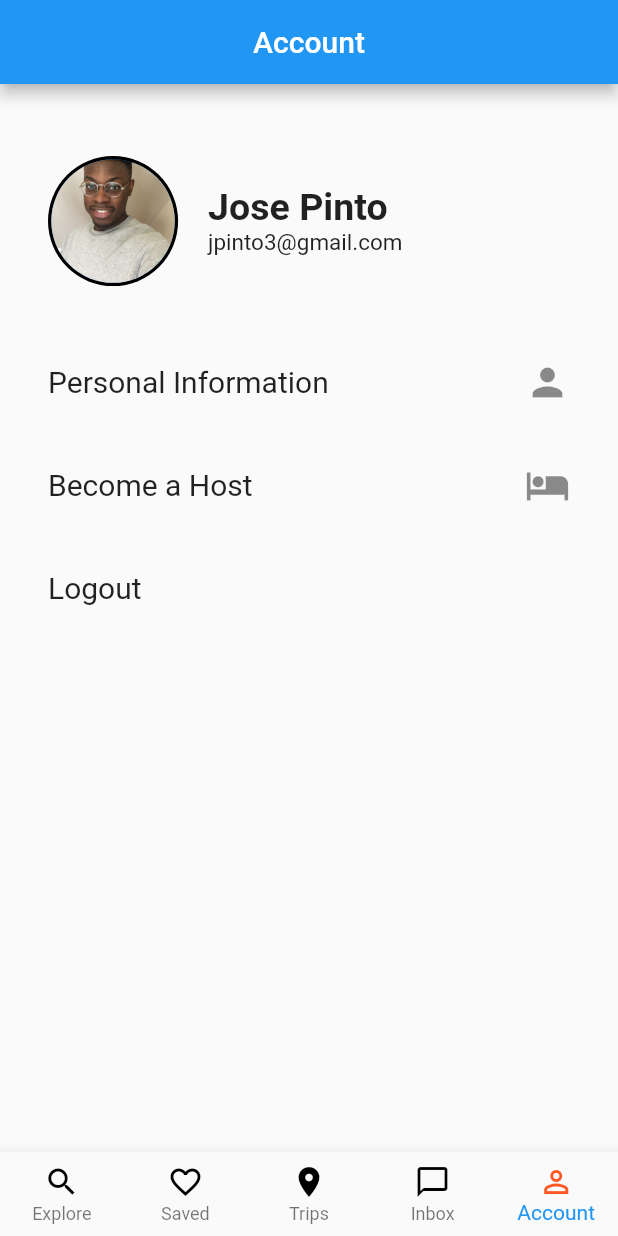
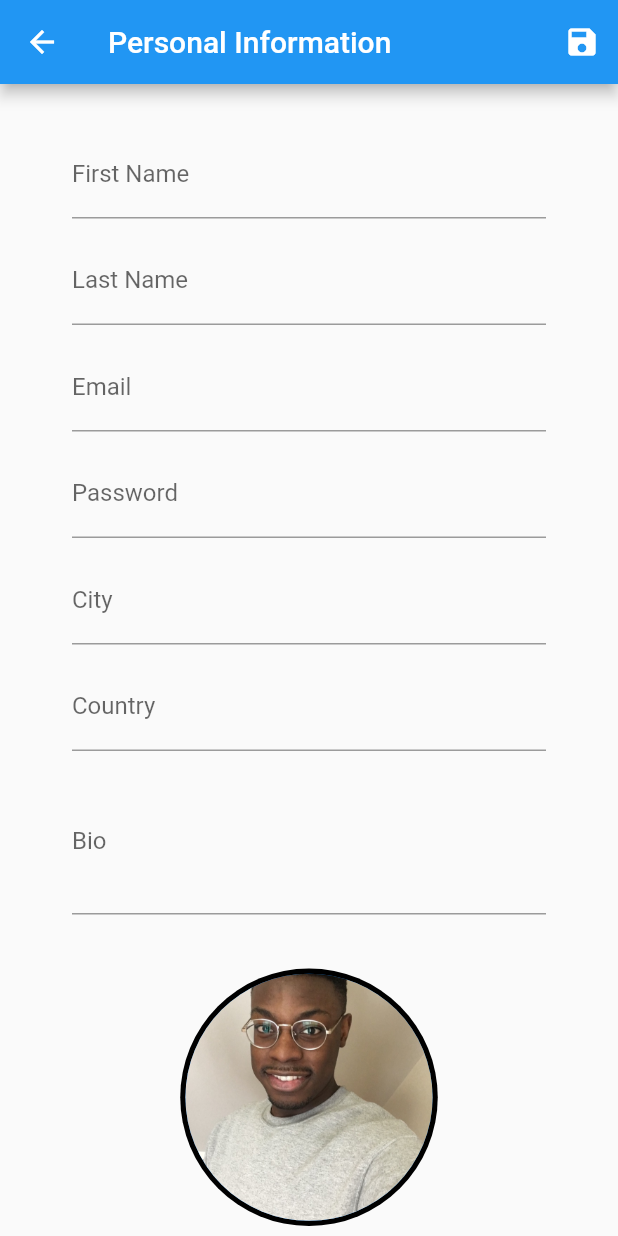
Before and after one commit to Wallruzz9114/hotel_hunters, a Flutter app: the RootScreen screen opened by its route, item 5 of the bottom bar chosen, after a tap on "Personal Information", on a phone screen of 412 x 824 dp. Run offline on Flutter 3.47's test engine with Material 2 defaults, Android fonts, the phone set to English and light mode, and no system bars; drawn by our look-alikes of auto_size_text.

Commit message:
Added personal info screen

```diff
--- a/lib/main.dart
+++ b/lib/main.dart
@@ -1,5 +1,6 @@
 import 'package:flutter/material.dart';
 import 'screens/login_screen.dart';
+import 'screens/personal_info_screen.dart';
 import 'screens/root_screen.dart';
 import 'screens/sign_up_screen.dart';
 import 'screens/slpash_screen.dart';
@@ -16,6 +17,7 @@ class App extends StatelessWidget {
         LoginScreen.routeName: (BuildContext context) => LoginScreen(),
         SignUpScreen.routeName: (BuildContext context) => SignUpScreen(),
         RootScreen.routeName: (BuildContext context) => RootScreen(),
+        PersonalInfoScreen.routeName: (BuildContext context) => PersonalInfoScreen(),
       },
     );
   }
--- a/lib/screens/account_screen.dart
+++ b/lib/screens/account_screen.dart
@@ -2,6 +2,7 @@ import 'package:auto_size_text/auto_size_text.dart';
 import 'package:flutter/material.dart';
 import '../components/tiles/account_screen_list_tile.dart';
 import '../screens/login_screen.dart';
+import '../screens/personal_info_screen.dart';
 
 class AccountScreen extends StatefulWidget {
 
@@ -14,6 +15,10 @@ class _AccountScreenState extends State<AccountScreen> {
 
   void _logout() {
     Navigator.pushNamed(context, LoginScreen.routeName);
+  }
+
+  void _showPersonalInfoScreen() {
+    Navigator.pushNamed(context, PersonalInfoScreen.routeName);
   }
 
   @override
@@ -68,7 +73,7 @@ class _AccountScreenState extends State<AccountScreen> {
           children: <MaterialButton>[
             MaterialButton(
               height: MediaQuery.of(context).size.height / 12,
-              onPressed: () {},
+              onPressed: _showPersonalInfoScreen,
               child: AccountScreenListTile(
                 text: 'Personal Information',
                 iconData: Icons.person,
--- /dev/null
+++ b/lib/screens/personal_info_screen.dart
@@ -0,0 +1,147 @@
+import 'package:flutter/material.dart';
+import '../components/text/app_bar_text.dart';
+import '../screens/root_screen.dart';
+
+class PersonalInfoScreen extends StatefulWidget {
+
+  static const String routeName = '/personal';
+
+  @override
+  _PersonalInfoScreenState createState() => _PersonalInfoScreenState();
+
+}
+
+class _PersonalInfoScreenState extends State<PersonalInfoScreen> {
+
+  void _updateInfo() {
+    Navigator.pushNamed(context, RootScreen.routeName);
+  }
+
+  @override
+  Scaffold build(BuildContext context) => Scaffold(
+    appBar: AppBar(
+      title: const AppBarText(text: 'Personal Information'),
+      actions: <Widget>[
+        IconButton(
+          icon: Icon(
+            Icons.save,
+            color: Colors.white,
+          ),
+          onPressed: _updateInfo,
+        ),
+      ],
+    ),
+    body: Center(
+      child: SingleChildScrollView(
+        child: Padding(
+          padding: const EdgeInsets.fromLTRB(48.0, 0, 48.0, 0),
+          child: Column(
+            mainAxisAlignment: MainAxisAlignment.center,
+            children: <Widget>[
+              Form(
+                child: Column(
+                  children: <Padding>[
+                    Padding(
+                      padding: const EdgeInsets.only(top: 24.0),
+                      child: TextFormField(
+                        decoration: InputDecoration(
+                          labelText: 'First Name'
+                        ),
+                        style: const TextStyle(
+                          fontSize: 16.0
+                        ),
+                      ),
+                    ),
+                    Padding(
+                      padding: const EdgeInsets.only(top: 12.0),
+                      child: TextFormField(
+                        decoration: InputDecoration(
+                          labelText: 'Last Name'
+                        ),
+                        style: const TextStyle(
+                          fontSize: 16.0
+                        ),
+                      ),
+                    ),
+                    Padding(
+                      padding: const EdgeInsets.only(top: 12.0),
+                      child: TextFormField(
+                        decoration: InputDecoration(
+                          labelText: 'Email'
+                        ),
+                        style: const TextStyle(
+                          fontSize: 16.0
+                        ),
+                      ),
+                    ),
+                    Padding(
+                      padding: const EdgeInsets.only(top: 12.0),
+                      child: TextFormField(
+                        decoration: InputDecoration(
+                          labelText: 'Password'
+                        ),
+                        style: const TextStyle(
+                          fontSize: 16.0
+                        ),
+                      ),
+                    ),
+                    Padding(
+                      padding: const EdgeInsets.only(top: 12.0),
+                      child: TextFormField(
+                        decoration: InputDecoration(
+                          labelText: 'City'
+                        ),
+                        style: const TextStyle(
+                          fontSize: 16.0
+                        ),
+                      ),
+                    ),
+                    Padding(
+                      padding: const EdgeInsets.only(top: 12.0),
+                      child: TextFormField(
+                        decoration: InputDecoration(
+                          labelText: 'Country'
+                        ),
+                        style: const TextStyle(
+                          fontSize: 16.0
+                        ),
+                      ),
+                    ),
+                    Padding(
+                      padding: const EdgeInsets.only(top: 12.0),
+                      child: TextFormField(
+                        decoration: InputDecoration(
+                          labelText: 'Bio'
+                        ),
+                        style: const TextStyle(
+                          fontSize: 16.0
+                        ),
+                        maxLines: 3,
+                      ),
+                    ),
+                  ],
+                ),
+              ),
+              Padding(
+                padding: const EdgeInsets.only(top: 36.0),
+                child: MaterialButton(
+                  onPressed: () {},
+                  child: CircleAvatar(
+                    backgroundColor: Colors.black,
+                    radius: MediaQuery.of(context).size.width / 4.8,
+                    child: CircleAvatar(
+                      backgroundImage: const AssetImage('assets/images/profile.jpeg'),
+                      radius: MediaQuery.of(context).size.width / 5,
+                    ),
+                  ),
+                ),
+              ),
+            ],
+          ),
+        ),
+      ),
+    ),
+  );
+
+
+}
--- a/lib/screens/root_screen.dart
+++ b/lib/screens/root_screen.dart
@@ -58,7 +58,7 @@ class _RootScreenState extends State<RootScreen> {
         _buildNavigationItem(0, Icons.search, _screenTitles[0]),
         _buildNavigationItem(1, Icons.favorite_border, _screenTitles[1]),
         _buildNavigationItem(2, Icons.location_on, _screenTitles[2]),
-        _buildNavigationItem(3, Icons.chat_bubble_outline, _screenTitles[3]),
+        _buildNavigationItem(3, Icons.alternate_email, _screenTitles[3]),
         _buildNavigationItem(4, Icons.person_outline, _screenTitles[4]),
       ],
       onTap: (int index) {
```
